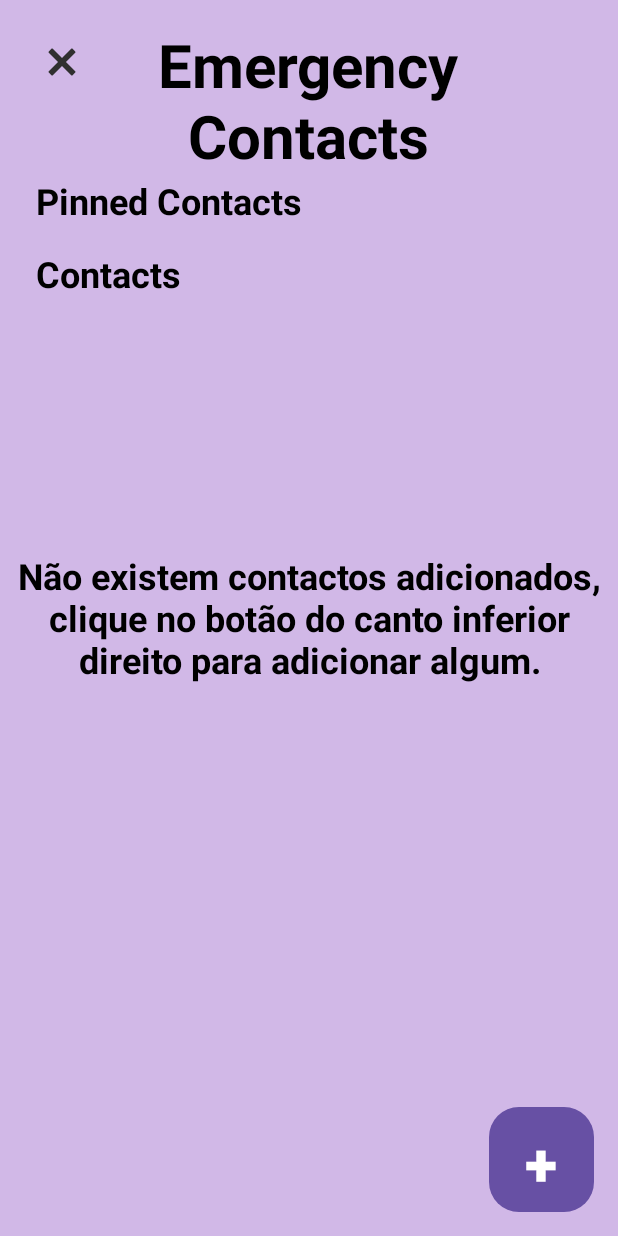
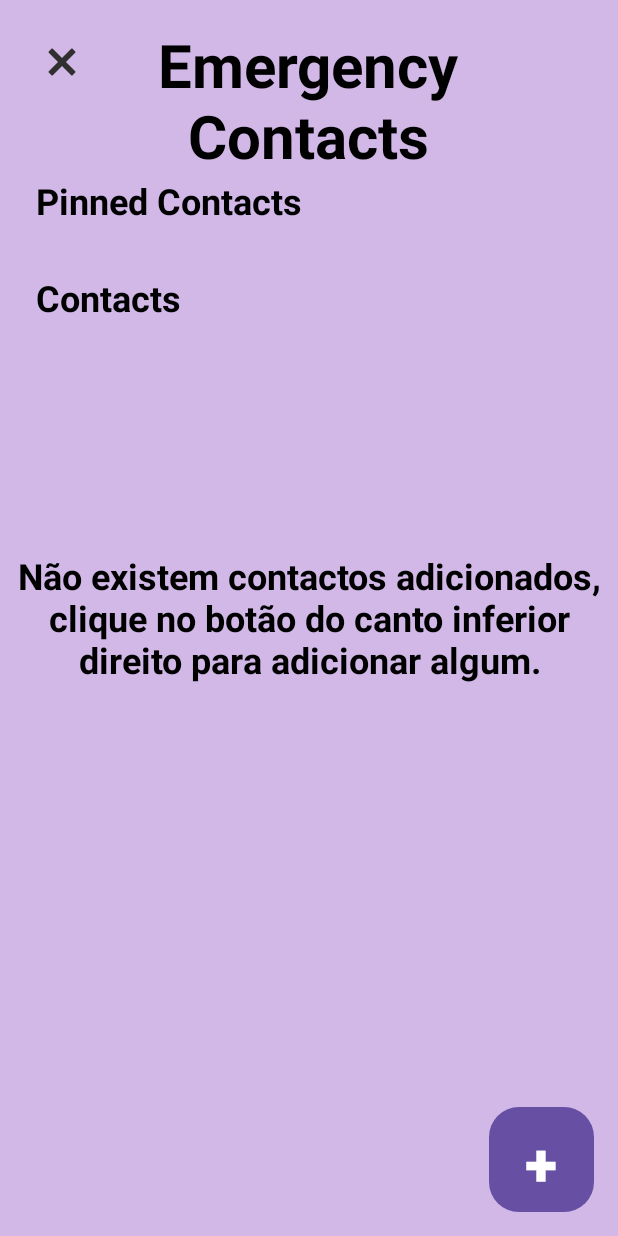
Before and after one commit to miguellobato96/Alertify, an Android app: the SosContacts screen opened directly, with no data from a screen before it, on a phone screen of 412 x 824 dp. Run offline under Robolectric (Android 15) with nearby library versions, the light colour scheme and no system bars.

Commit message:
Made the gap bigger

```diff
--- a/app/src/main/res/layout/activity_sos_contact_list.xml
+++ b/app/src/main/res/layout/activity_sos_contact_list.xml
@@ -68,19 +68,19 @@
                 android:textStyle="bold"
                 android:visibility="visible" />
 
+            <!-- Gap for pinned contacts -->
+            <View
+                android:id="@+id/pinned_contacts_gap"
+                android:layout_width="match_parent"
+                android:layout_height="32dp" />
+
+
             <LinearLayout
                 android:id="@+id/pinned_contact_list_container"
                 android:layout_width="match_parent"
                 android:layout_height="wrap_content"
                 android:orientation="vertical"
                 android:visibility="visible" />
-
-            <!-- Gap View -->
-            <View
-                android:id="@+id/pinned_contacts_gap"
-                android:layout_width="match_parent"
-                android:layout_height="16dp"
-                android:visibility="gone" />
 
             <!-- Regular Contacts Section -->
             <TextView
```
